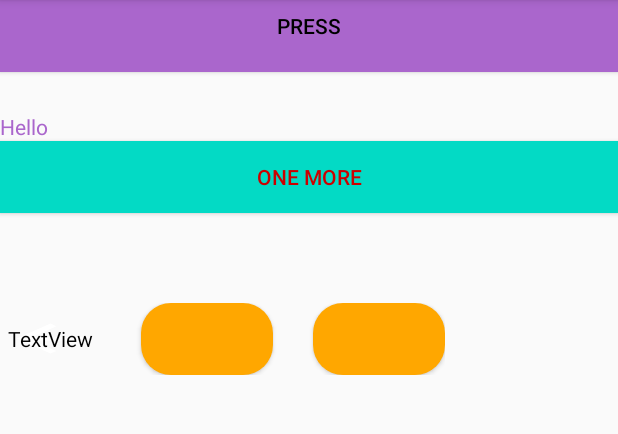
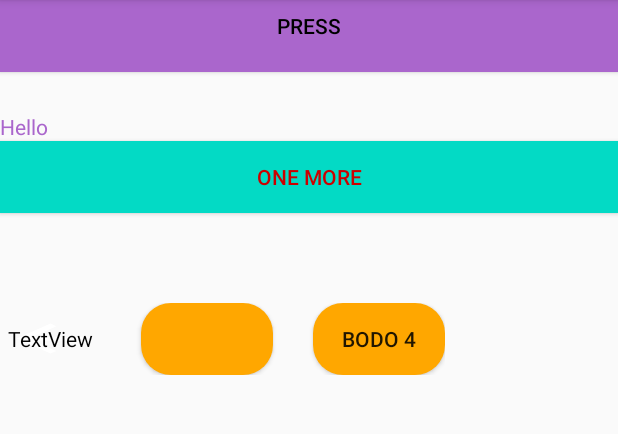
Before and after one commit to IgorChernov0/Analitic, an Android app: the screen it shows after launch (MainActivity), on a phone screen of 412 x 824 dp, the part 84-518 px from its top. Run offline under Robolectric (Android 15) with nearby library versions, the phone set to English and light mode, and no system bars.

Commit message:
modify a bit design

```diff
--- a/app/src/main/java/com/example/analitics/MainActivity.kt
+++ b/app/src/main/java/com/example/analitics/MainActivity.kt
@@ -1,9 +1,13 @@
 package com.example.analitics
 
+import android.graphics.PorterDuff
 import androidx.appcompat.app.AppCompatActivity
 import android.os.Bundle
+import android.view.MotionEvent
+import android.view.View
 import android.widget.Button
 import android.widget.TextView
+import android.widget.Toast
 import kotlinx.android.synthetic.*
 import kotlinx.android.synthetic.main.activity_main.*
 
@@ -14,11 +18,14 @@ class MainActivity : AppCompatActivity() {
         setContentView(R.layout.activity_main)
 
 
-        val button = findViewById<Button>(R.id.press_button)
-
         press_f.setOnClickListener {
             enter.text = "count: ${++counter}"
 
         }
+        bodo4.setOnClickListener {
+            Toast.makeText(this, "Hi there", Toast.LENGTH_LONG).show()
+        }
+
     }
+
 }
--- a/app/src/main/res/layout/activity_main.xml
+++ b/app/src/main/res/layout/activity_main.xml
@@ -70,8 +70,11 @@
                 <Button
                     android:layout_width="wrap_content"
                     android:layout_height="wrap_content"
+                    android:id="@+id/bodo4"
+                    android:text="Bodo 4"
                     android:layout_marginLeft="40px"
-                    android:background="@drawable/roundshapebtn">
+                    android:background="@drawable/roundshapebtn"
+                    style="?selectableItemBackground">
 
                 </Button>
             </TableRow>
```
Also changed, not shown: app/src/main/res/anim/aplha.xml (added, +10 -0 lines).
